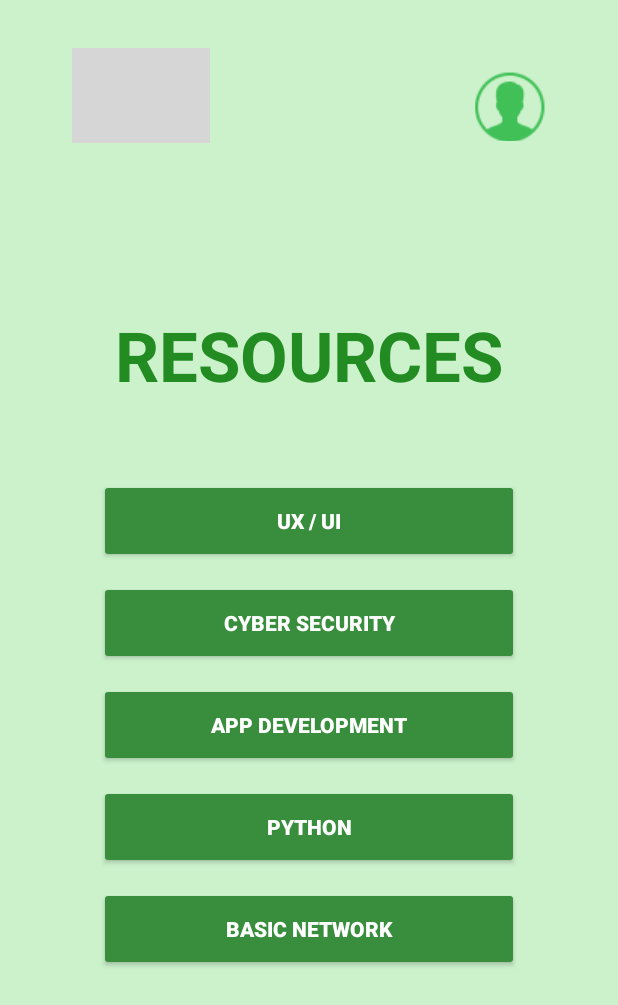
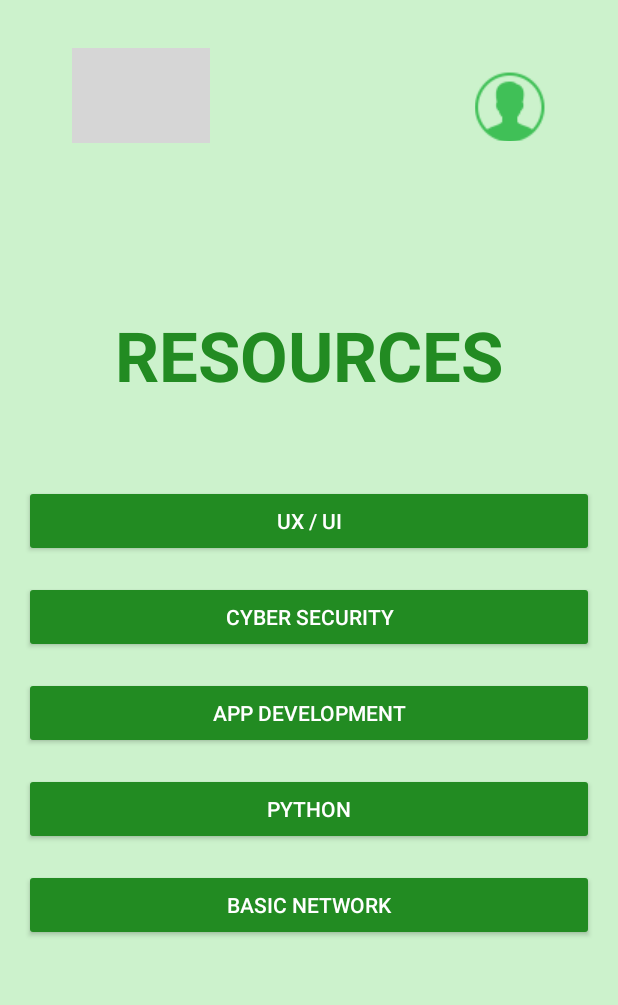
Before and after one commit to Dasunwee/Knowly, an Android app: the page10 screen opened directly, with no data from a screen before it, on a phone screen of 412 x 824 dp. Shown: the top 1005 px of the screen. Run offline under Robolectric (Android 15) with nearby library versions, the phone set to English and light mode, and no system bars; grey boxes are pictures that could not be loaded.

Commit message:
Removed additional button from activity_page8.xml and fixed the issue with the button on activity_page10.xml

```diff
--- a/app/src/main/java/com/example/myapplication/page8.java
+++ b/app/src/main/java/com/example/myapplication/page8.java
@@ -15,27 +15,18 @@ import androidx.core.view.WindowInsetsCompat;
 
 public class page8 extends AppCompatActivity {
     private ImageButton profile;
-    private Button resourcedetails;
+
 
     @Override
     protected void onCreate(Bundle savedInstanceState) {
         super.onCreate(savedInstanceState);
         EdgeToEdge.enable(this);
         setContentView(R.layout.activity_page8);
+        /*ViewCompat.setOnApplyWindowInsetsListener(findViewById(R.id.main), (v, insets) -> {
+            Insets systemBars = insets.getInsets(WindowInsetsCompat.Type.systemBars());
+            v.setPadding(systemBars.left, systemBars.top, systemBars.right, systemBars.bottom);
+            return insets;
+        });*/
+    }
 
-        // Find the Cyber Security Button
-        resourcedetails = findViewById(R.id.cyberSecurityButton);
-
-        if (resourcedetails != null) {
-            resourcedetails.setOnClickListener(new View.OnClickListener() {
-                @Override
-                public void onClick(View v) {
-                    Intent intent = new Intent(page8.this, page10.class);
-                    startActivity(intent);
-                }
-            });
-        } else {
-            Log.e("page8", "❌ Error: cyberSecurityButton not found in activity_page8.xml");
-        }
-    }
 }
--- a/app/src/main/res/layout/activity_page10.xml
+++ b/app/src/main/res/layout/activity_page10.xml
@@ -62,54 +62,55 @@
 
         <Button
             android:id="@+id/uxUiButton"
-            android:layout_width="280dp"
-            android:layout_height="56dp"
+            android:layout_width="match_parent"
+            android:layout_height="wrap_content"
             android:text="UX / UI"
-            android:backgroundTint="#388E3C"
+            android:backgroundTint="#228B22"
             android:textColor="#FFFFFF"
-            android:textStyle="bold"
-            android:layout_marginTop="12dp" />
+            android:layout_marginTop="16dp"
+            android:padding="12dp" />
+
 
         <Button
             android:id="@+id/cyberSecurityButton"
-            android:layout_width="280dp"
-            android:layout_height="56dp"
+            android:layout_width="match_parent"
+            android:layout_height="wrap_content"
             android:text="Cyber Security"
-            android:backgroundTint="#388E3C"
+            android:backgroundTint="#228B22"
             android:textColor="#FFFFFF"
-            android:textStyle="bold"
-            android:layout_marginTop="12dp"/>
+            android:layout_marginTop="16dp"
+            android:padding="12dp" />
 
 
         <Button
             android:id="@+id/appDevButton"
-            android:layout_width="280dp"
-            android:layout_height="56dp"
+            android:layout_width="match_parent"
+            android:layout_height="wrap_content"
             android:text="App Development"
-            android:backgroundTint="#388E3C"
+            android:backgroundTint="#228B22"
             android:textColor="#FFFFFF"
-            android:textStyle="bold"
-            android:layout_marginTop="12dp" />
+            android:layout_marginTop="16dp"
+            android:padding="12dp" />
 
         <Button
             android:id="@+id/pythonButton"
-            android:layout_width="280dp"
-            android:layout_height="56dp"
+            android:layout_width="match_parent"
+            android:layout_height="wrap_content"
             android:text="Python"
-            android:backgroundTint="#388E3C"
+            android:backgroundTint="#228B22"
             android:textColor="#FFFFFF"
-            android:textStyle="bold"
-            android:layout_marginTop="12dp" />
+            android:layout_marginTop="16dp"
+            android:padding="12dp" />
 
         <Button
             android:id="@+id/basicNetworkButton"
-            android:layout_width="280dp"
-            android:layout_height="56dp"
+            android:layout_width="match_parent"
+            android:layout_height="wrap_content"
             android:text="Basic Network"
-            android:backgroundTint="#388E3C"
+            android:backgroundTint="#228B22"
             android:textColor="#FFFFFF"
-            android:textStyle="bold"
-            android:layout_marginTop="12dp" />
+            android:layout_marginTop="16dp"
+            android:padding="12dp" />
 
     </LinearLayout>
 
--- a/app/src/main/res/layout/activity_page8.xml
+++ b/app/src/main/res/layout/activity_page8.xml
@@ -140,14 +140,6 @@
             android:autoLink="web" />
     </LinearLayout>
 
-    <Button
-        android:id="@+id/cyberSecurityButton"
-        android:layout_width="280dp"
-        android:layout_height="56dp"
-        android:layout_marginTop="12dp"
-        android:backgroundTint="#388E3C"
-        android:text="Cyber Security"
-        android:textColor="#FFFFFF"
-        android:textStyle="bold" />
+
 
 </RelativeLayout>
```
